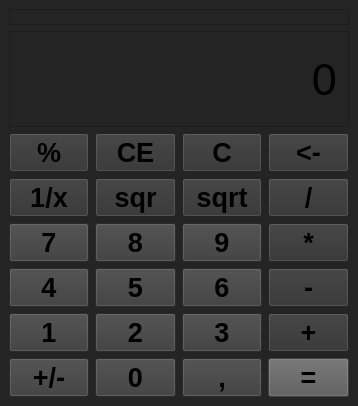
Qt form mainwindow.ui (Daemon-Hub/QtCalculator) before a commit.
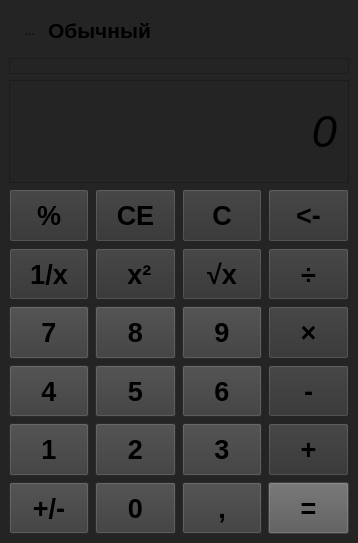
The same form after that commit. Icons and pictures are not drawn.

```diff
--- a/mainwindow.ui
+++ b/mainwindow.ui
@@ -13,7 +13,7 @@
     <x>0</x>
     <y>0</y>
     <width>358</width>
-    <height>406</height>
+    <height>543</height>
    </rect>
   </property>
   <property name="sizePolicy">
@@ -24,7 +24,7 @@
   </property>
   <property name="font">
    <font>
-    <pointsize>22</pointsize>
+    <pointsize>50</pointsize>
     <bold>true</bold>
    </font>
   </property>
@@ -58,7 +58,7 @@
    </property>
    <property name="font">
     <font>
-     <pointsize>16</pointsize>
+     <pointsize>50</pointsize>
      <bold>true</bold>
      <strikeout>false</strikeout>
     </font>
@@ -66,11 +66,108 @@
    <property name="layoutDirection">
     <enum>Qt::LayoutDirection::RightToLeft</enum>
    </property>
-   <layout class="QGridLayout" name="gridLayout">
-    <item row="1" column="0">
+   <layout class="QVBoxLayout" name="verticalLayout" stretch="0,0,3,10">
+    <item>
+     <widget class="QWidget" name="horizontalWidget" native="true">
+      <property name="sizePolicy">
+       <sizepolicy hsizetype="Expanding" vsizetype="Expanding">
+        <horstretch>0</horstretch>
+        <verstretch>1</verstretch>
+       </sizepolicy>
+      </property>
+      <property name="font">
+       <font>
+        <pointsize>16</pointsize>
+       </font>
+      </property>
+      <layout class="QHBoxLayout" name="horizontalLayout">
+       <item>
+        <widget class="QLabel" name="label">
+         <property name="font">
+          <font>
+           <pointsize>16</pointsize>
+           <bold>true</bold>
+          </font>
+         </property>
+         <property name="text">
+          <string>Обычный</string>
+         </property>
+        </widget>
+       </item>
+       <item>
+        <widget class="QToolButton" name="toolButton">
+         <property name="text">
+          <string>...</string>
+         </property>
+         <property name="icon">
+          <iconset theme="user-bookmarks"/>
+         </property>
+         <property name="checkable">
+          <bool>false</bool>
+         </property>
+         <property name="autoRepeat">
+          <bool>true</bool>
+         </property>
+         <property name="autoExclusive">
+          <bool>true</bool>
+         </property>
+         <property name="popupMode">
+          <enum>QToolButton::ToolButtonPopupMode::DelayedPopup</enum>
+         </property>
+         <property name="autoRaise">
+          <bool>true</bool>
+         </property>
+         <property name="arrowType">
+          <enum>Qt::ArrowType::NoArrow</enum>
+         </property>
+        </widget>
+       </item>
+      </layout>
+     </widget>
+    </item>
+    <item>
+     <widget class="QLabel" name="label_mini">
+      <property name="sizePolicy">
+       <sizepolicy hsizetype="Expanding" vsizetype="Expanding">
+        <horstretch>0</horstretch>
+        <verstretch>0</verstretch>
+       </sizepolicy>
+      </property>
+      <property name="font">
+       <font>
+        <stylestrategy>PreferDefault</stylestrategy>
+       </font>
+      </property>
+      <property name="contextMenuPolicy">
+       <enum>Qt::ContextMenuPolicy::ActionsContextMenu</enum>
+      </property>
+      <property name="acceptDrops">
+       <bool>false</bool>
+      </property>
+      <property name="layoutDirection">
+       <enum>Qt::LayoutDirection::RightToLeft</enum>
+      </property>
+      <property name="frameShape">
+       <enum>QFrame::Shape::StyledPanel</enum>
+      </property>
+      <property name="frameShadow">
+       <enum>QFrame::Shadow::Raised</enum>
+      </property>
+      <property name="text">
+       <string/>
+      </property>
+      <property name="textFormat">
+       <enum>Qt::TextFormat::AutoText</enum>
+      </property>
+      <property name="alignment">
+       <set>Qt::AlignmentFlag::AlignRight|Qt::AlignmentFlag::AlignTrailing|Qt::AlignmentFlag::AlignVCenter</set>
+      </property>
+     </widget>
+    </item>
+    <item>
      <widget class="QLabel" name="label_default">
       <property name="sizePolicy">
-       <sizepolicy hsizetype="MinimumExpanding" vsizetype="MinimumExpanding">
+       <sizepolicy hsizetype="Expanding" vsizetype="Minimum">
         <horstretch>0</horstretch>
         <verstretch>0</verstretch>
        </sizepolicy>
@@ -78,9 +175,12 @@
       <property name="font">
        <font>
         <pointsize>34</pointsize>
+        <italic>true</italic>
+        <bold>false</bold>
+        <underline>false</underline>
+        <strikeout>false</strikeout>
         <stylestrategy>PreferDefault</stylestrategy>
         <kerning>true</kerning>
-        <fontweight>DemiBold</fontweight>
        </font>
       </property>
       <property name="cursor">
@@ -109,7 +209,7 @@
       </property>
      </widget>
     </item>
-    <item row="2" column="0">
+    <item>
      <layout class="QGridLayout" name="gridLayout_2">
       <property name="sizeConstraint">
        <enum>QLayout::SizeConstraint::SetMaximumSize</enum>
@@ -117,7 +217,7 @@
       <item row="2" column="0">
        <widget class="QPushButton" name="b_power">
         <property name="sizePolicy">
-         <sizepolicy hsizetype="Minimum" vsizetype="Fixed">
+         <sizepolicy hsizetype="Expanding" vsizetype="Expanding">
           <horstretch>0</horstretch>
           <verstretch>0</verstretch>
          </sizepolicy>
@@ -132,12 +232,18 @@
          <string notr="true">background-color: rgb(50, 50, 50);selection-background-color: rgb(60, 60, 60)</string>
         </property>
         <property name="text">
-         <string>*</string>
+         <string>×</string>
         </property>
        </widget>
       </item>
       <item row="0" column="2">
        <widget class="QPushButton" name="b_CE">
+        <property name="sizePolicy">
+         <sizepolicy hsizetype="Expanding" vsizetype="Expanding">
+          <horstretch>0</horstretch>
+          <verstretch>0</verstretch>
+         </sizepolicy>
+        </property>
         <property name="font">
          <font>
           <pointsize>20</pointsize>
@@ -154,6 +260,12 @@
       </item>
       <item row="5" column="2">
        <widget class="QPushButton" name="b0">
+        <property name="sizePolicy">
+         <sizepolicy hsizetype="Expanding" vsizetype="Expanding">
+          <horstretch>0</horstretch>
+          <verstretch>0</verstretch>
+         </sizepolicy>
+        </property>
         <property name="font">
          <font>
           <pointsize>20</pointsize>
@@ -180,6 +292,12 @@
       </item>
       <item row="5" column="1">
        <widget class="QPushButton" name="b_zapitaya">
+        <property name="sizePolicy">
+         <sizepolicy hsizetype="Expanding" vsizetype="Expanding">
+          <horstretch>0</horstretch>
+          <verstretch>0</verstretch>
+         </sizepolicy>
+        </property>
         <property name="font">
          <font>
           <pointsize>20</pointsize>
@@ -197,6 +315,12 @@
       </item>
       <item row="4" column="1">
        <widget class="QPushButton" name="b3">
+        <property name="sizePolicy">
+         <sizepolicy hsizetype="Expanding" vsizetype="Expanding">
+          <horstretch>0</horstretch>
+          <verstretch>0</verstretch>
+         </sizepolicy>
+        </property>
         <property name="font">
          <font>
           <pointsize>20</pointsize>
@@ -214,6 +338,12 @@
       </item>
       <item row="1" column="3">
        <widget class="QPushButton" name="b_1_div_x">
+        <property name="sizePolicy">
+         <sizepolicy hsizetype="Expanding" vsizetype="Expanding">
+          <horstretch>0</horstretch>
+          <verstretch>0</verstretch>
+         </sizepolicy>
+        </property>
         <property name="font">
          <font>
           <pointsize>20</pointsize>
@@ -230,6 +360,12 @@
       </item>
       <item row="3" column="2">
        <widget class="QPushButton" name="b5">
+        <property name="sizePolicy">
+         <sizepolicy hsizetype="Expanding" vsizetype="Expanding">
+          <horstretch>0</horstretch>
+          <verstretch>0</verstretch>
+         </sizepolicy>
+        </property>
         <property name="font">
          <font>
           <pointsize>20</pointsize>
@@ -247,6 +383,12 @@
       </item>
       <item row="3" column="3">
        <widget class="QPushButton" name="b4">
+        <property name="sizePolicy">
+         <sizepolicy hsizetype="Expanding" vsizetype="Expanding">
+          <horstretch>0</horstretch>
+          <verstretch>0</verstretch>
+         </sizepolicy>
+        </property>
         <property name="font">
          <font>
           <pointsize>20</pointsize>
@@ -264,6 +406,12 @@
       </item>
       <item row="1" column="2">
        <widget class="QPushButton" name="b_sqr">
+        <property name="sizePolicy">
+         <sizepolicy hsizetype="Expanding" vsizetype="Expanding">
+          <horstretch>0</horstretch>
+          <verstretch>0</verstretch>
+         </sizepolicy>
+        </property>
         <property name="font">
          <font>
           <pointsize>20</pointsize>
@@ -274,12 +422,18 @@
          <string notr="true">background-color: rgb(50, 50, 50);selection-background-color: rgb(60, 60, 60)</string>
         </property>
         <property name="text">
-         <string>sqr</string>
+         <string> x²</string>
         </property>
        </widget>
       </item>
       <item row="4" column="3">
        <widget class="QPushButton" name="b1">
+        <property name="sizePolicy">
+         <sizepolicy hsizetype="Expanding" vsizetype="Expanding">
+          <horstretch>0</horstretch>
+          <verstretch>0</verstretch>
+         </sizepolicy>
+        </property>
         <property name="font">
          <font>
           <pointsize>20</pointsize>
@@ -297,6 +451,12 @@
       </item>
       <item row="5" column="0">
        <widget class="QPushButton" name="b_eq">
+        <property name="sizePolicy">
+         <sizepolicy hsizetype="Expanding" vsizetype="Expanding">
+          <horstretch>0</horstretch>
+          <verstretch>0</verstretch>
+         </sizepolicy>
+        </property>
         <property name="font">
          <font>
           <pointsize>20</pointsize>
@@ -314,6 +474,12 @@
       </item>
       <item row="1" column="1">
        <widget class="QPushButton" name="b_sqrt">
+        <property name="sizePolicy">
+         <sizepolicy hsizetype="Expanding" vsizetype="Expanding">
+          <horstretch>0</horstretch>
+          <verstretch>0</verstretch>
+         </sizepolicy>
+        </property>
         <property name="font">
          <font>
           <pointsize>20</pointsize>
@@ -327,14 +493,14 @@
          <string notr="true">background-color: rgb(50, 50, 50);selection-background-color: rgb(60, 60, 60)</string>
         </property>
         <property name="text">
-         <string>sqrt</string>
+         <string>√x</string>
         </property>
        </widget>
       </item>
       <item row="2" column="1">
        <widget class="QPushButton" name="b9">
         <property name="sizePolicy">
-         <sizepolicy hsizetype="Minimum" vsizetype="Fixed">
+         <sizepolicy hsizetype="Expanding" vsizetype="Expanding">
           <horstretch>0</horstretch>
           <verstretch>0</verstretch>
          </sizepolicy>
@@ -359,6 +525,12 @@
       </item>
       <item row="5" column="3">
        <widget class="QPushButton" name="b_plus_mines">
+        <property name="sizePolicy">
+         <sizepolicy hsizetype="Expanding" vsizetype="Expanding">
+          <horstretch>0</horstretch>
+          <verstretch>0</verstretch>
+         </sizepolicy>
+        </property>
         <property name="sizeIncrement">
          <size>
           <width>0</width>
@@ -388,6 +560,12 @@
       </item>
       <item row="3" column="0">
        <widget class="QPushButton" name="b_mines">
+        <property name="sizePolicy">
+         <sizepolicy hsizetype="Expanding" vsizetype="Expanding">
+          <horstretch>0</horstretch>
+          <verstretch>0</verstretch>
+         </sizepolicy>
+        </property>
         <property name="font">
          <font>
           <pointsize>20</pointsize>
@@ -405,7 +583,7 @@
       <item row="2" column="2">
        <widget class="QPushButton" name="b8">
         <property name="sizePolicy">
-         <sizepolicy hsizetype="Minimum" vsizetype="Fixed">
+         <sizepolicy hsizetype="Expanding" vsizetype="Expanding">
           <horstretch>0</horstretch>
           <verstretch>0</verstretch>
          </sizepolicy>
@@ -427,6 +605,12 @@
       </item>
       <item row="3" column="1">
        <widget class="QPushButton" name="b6">
+        <property name="sizePolicy">
+         <sizepolicy hsizetype="Expanding" vsizetype="Expanding">
+          <horstretch>0</horstretch>
+          <verstretch>0</verstretch>
+         </sizepolicy>
+        </property>
         <property name="font">
          <font>
           <pointsize>20</pointsize>
@@ -448,7 +632,7 @@
          <bool>true</bool>
         </property>
         <property name="sizePolicy">
-         <sizepolicy hsizetype="Minimum" vsizetype="Fixed">
+         <sizepolicy hsizetype="Expanding" vsizetype="Expanding">
           <horstretch>0</horstretch>
           <verstretch>0</verstretch>
          </sizepolicy>
@@ -485,7 +669,7 @@
       <item row="0" column="0">
        <widget class="QPushButton" name="b_back">
         <property name="sizePolicy">
-         <sizepolicy hsizetype="Minimum" vsizetype="Fixed">
+         <sizepolicy hsizetype="Expanding" vsizetype="Expanding">
           <horstretch>0</horstretch>
           <verstretch>0</verstretch>
          </sizepolicy>
@@ -506,6 +690,12 @@
       </item>
       <item row="4" column="2">
        <widget class="QPushButton" name="b2">
+        <property name="sizePolicy">
+         <sizepolicy hsizetype="Expanding" vsizetype="Expanding">
+          <horstretch>0</horstretch>
+          <verstretch>0</verstretch>
+         </sizepolicy>
+        </property>
         <property name="font">
          <font>
           <pointsize>20</pointsize>
@@ -523,6 +713,12 @@
       </item>
       <item row="4" column="0">
        <widget class="QPushButton" name="b_plus">
+        <property name="sizePolicy">
+         <sizepolicy hsizetype="Expanding" vsizetype="Expanding">
+          <horstretch>0</horstretch>
+          <verstretch>0</verstretch>
+         </sizepolicy>
+        </property>
         <property name="font">
          <font>
           <pointsize>20</pointsize>
@@ -540,7 +736,7 @@
       <item row="2" column="3">
        <widget class="QPushButton" name="b7">
         <property name="sizePolicy">
-         <sizepolicy hsizetype="Minimum" vsizetype="Fixed">
+         <sizepolicy hsizetype="Expanding" vsizetype="Expanding">
           <horstretch>0</horstretch>
           <verstretch>0</verstretch>
          </sizepolicy>
@@ -562,6 +758,12 @@
       </item>
       <item row="1" column="0">
        <widget class="QPushButton" name="b_div">
+        <property name="sizePolicy">
+         <sizepolicy hsizetype="Expanding" vsizetype="Expanding">
+          <horstretch>0</horstretch>
+          <verstretch>0</verstretch>
+         </sizepolicy>
+        </property>
         <property name="font">
          <font>
           <pointsize>20</pointsize>
@@ -572,14 +774,14 @@
          <string notr="true">background-color: rgb(50, 50, 50);selection-background-color: rgb(60, 60, 60)</string>
         </property>
         <property name="text">
-         <string>/</string>
+         <string>÷</string>
         </property>
        </widget>
       </item>
       <item row="0" column="1">
        <widget class="QPushButton" name="b_C">
         <property name="sizePolicy">
-         <sizepolicy hsizetype="Minimum" vsizetype="Fixed">
+         <sizepolicy hsizetype="Expanding" vsizetype="Expanding">
           <horstretch>0</horstretch>
           <verstretch>0</verstretch>
          </sizepolicy>
@@ -600,45 +802,6 @@
       </item>
      </layout>
     </item>
-    <item row="0" column="0">
-     <widget class="QLabel" name="label_mini">
-      <property name="sizePolicy">
-       <sizepolicy hsizetype="MinimumExpanding" vsizetype="Minimum">
-        <horstretch>0</horstretch>
-        <verstretch>0</verstretch>
-       </sizepolicy>
-      </property>
-      <property name="font">
-       <font>
-        <stylestrategy>PreferDefault</stylestrategy>
-       </font>
-      </property>
-      <property name="contextMenuPolicy">
-       <enum>Qt::ContextMenuPolicy::ActionsContextMenu</enum>
-      </property>
-      <property name="acceptDrops">
-       <bool>false</bool>
-      </property>
-      <property name="layoutDirection">
-       <enum>Qt::LayoutDirection::RightToLeft</enum>
-      </property>
-      <property name="frameShape">
-       <enum>QFrame::Shape::StyledPanel</enum>
-      </property>
-      <property name="frameShadow">
-       <enum>QFrame::Shadow::Raised</enum>
-      </property>
-      <property name="text">
-       <string/>
-      </property>
-      <property name="textFormat">
-       <enum>Qt::TextFormat::AutoText</enum>
-      </property>
-      <property name="alignment">
-       <set>Qt::AlignmentFlag::AlignRight|Qt::AlignmentFlag::AlignTrailing|Qt::AlignmentFlag::AlignVCenter</set>
-      </property>
-     </widget>
-    </item>
    </layout>
   </widget>
  </widget>
```
Left out of the diff: 2 changed lines with no effect on the pictures.
